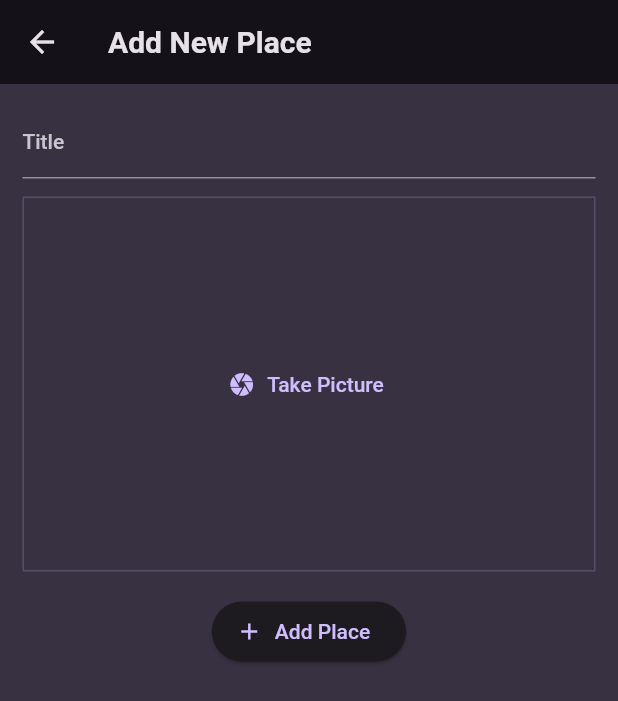
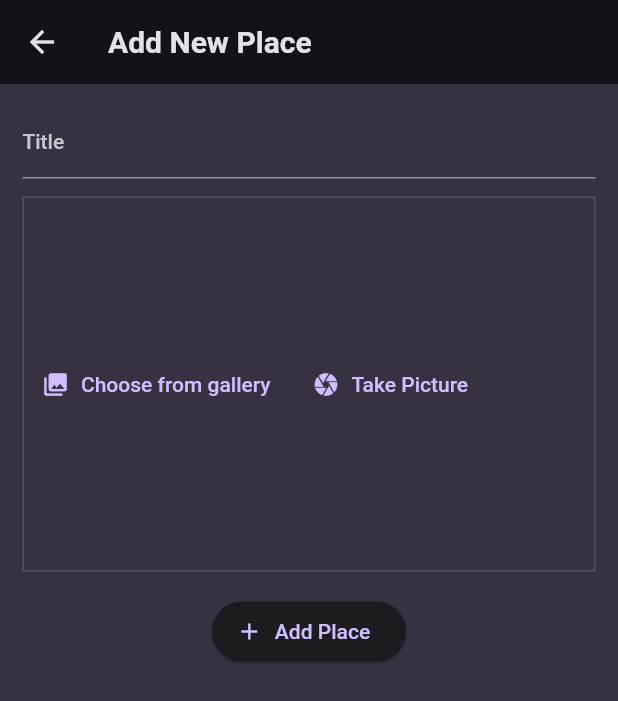
Before and after one commit to raj2893/Favorite-Places, a Flutter app: the AddPlaceScreen screen opened directly, after a tap on "Add Place", on a phone screen of 412 x 824 dp. Shown: the top 701 px of the screen. Run offline on Flutter 3.47's test engine with Material 2 defaults, Android fonts, the phone set to English and light mode, and no system bars; our stand-ins replace flutter_riverpod, google_fonts, image_picker.

Commit message:
Image adding functionality

```diff
--- a/lib/models/place.dart
+++ b/lib/models/place.dart
@@ -1,9 +1,12 @@
+import 'dart:io';
+
 import 'package:uuid/uuid.dart';
 
 const uuid = Uuid();
 
 class Place {
-  Place({required this.title}) : id = uuid.v4();
+  Place({required this.title, required this.image}) : id = uuid.v4();
   final String id;
   final String title;
+  final File image;
 }
--- a/lib/providers/user_places.dart
+++ b/lib/providers/user_places.dart
@@ -1,3 +1,5 @@
+import 'dart:io';
+
 import 'package:flutter_riverpod/flutter_riverpod.dart';
 
 import '../models/place.dart';
@@ -5,8 +7,8 @@ import '../models/place.dart';
 class UserPlacesNotifier extends StateNotifier<List<Place>> {
   UserPlacesNotifier() : super(const []);
 
-  void addPlace(String title) {
-    final newPlace = Place(title: title);
+  void addPlace(String title, File image) {
+    final newPlace = Place(title: title, image: image);
     state = [newPlace, ...state];
   }
 }
--- a/lib/screens/add_place.dart
+++ b/lib/screens/add_place.dart
@@ -1,3 +1,5 @@
+import 'dart:io';
+
 import 'package:favorite_places/widgets/image_input.dart';
 import 'package:flutter/material.dart';
 import 'package:flutter_riverpod/flutter_riverpod.dart';
@@ -12,21 +14,24 @@ class AddPlaceScreen extends ConsumerStatefulWidget {
 }
 
 class _AddPlaceScreenState extends ConsumerState<AddPlaceScreen> {
-  final _titleControlller = TextEditingController();
+  final _titleController = TextEditingController();
+  File? _selectedImage;
 
   void _savePlace() {
-    final enteredTitle = _titleControlller.text;
-    if (enteredTitle.isEmpty) {
+    final enteredTitle = _titleController.text;
+    if (enteredTitle.isEmpty || _selectedImage == null) {
       return;
     }
 
-    ref.read(userPlacesProvider.notifier).addPlace(enteredTitle);
+    ref
+        .read(userPlacesProvider.notifier)
+        .addPlace(enteredTitle, _selectedImage!);
     Navigator.of(context).pop();
   }
 
   @override
   void dispose() {
-    _titleControlller.dispose();
+    _titleController.dispose();
     // TODO: implement dispose
     super.dispose();
   }
@@ -43,14 +48,18 @@ class _AddPlaceScreenState extends ConsumerState<AddPlaceScreen> {
           children: [
             TextField(
               decoration: const InputDecoration(labelText: 'Title'),
-              controller: _titleControlller,
+              controller: _titleController,
               style:
                   TextStyle(color: Theme.of(context).colorScheme.onBackground),
             ),
             const SizedBox(
               height: 12,
             ),
-            ImageInput(),
+            ImageInput(
+              onPickImage: (image) {
+                _selectedImage = image;
+              },
+            ),
             const SizedBox(
               height: 16,
             ),
--- a/lib/screens/places.dart
+++ b/lib/screens/places.dart
@@ -28,7 +28,8 @@ class PlacesScreen extends ConsumerWidget {
           ),
         ],
       ),
-      body: PlacesList(places: userPlaces),
+      body: Padding(
+          padding: EdgeInsets.all(12), child: PlacesList(places: userPlaces)),
     );
   }
 }
--- a/lib/widgets/image_input.dart
+++ b/lib/widgets/image_input.dart
@@ -1,16 +1,68 @@
 import 'package:flutter/material.dart';
+import 'package:image_picker/image_picker.dart';
+import 'dart:io';
 
 class ImageInput extends StatefulWidget {
-  const ImageInput({super.key});
+  const ImageInput({super.key, required this.onPickImage});
+  final void Function(File image) onPickImage;
 
   @override
   State<ImageInput> createState() => _ImageInputState();
 }
 
 class _ImageInputState extends State<ImageInput> {
-  void _takePicture() {}
+  File? _selectedImage;
+  void _takePicture() async {
+    final imagePicker = ImagePicker();
+    final pickImage =
+        await imagePicker.pickImage(source: ImageSource.camera, maxWidth: 600);
+    if (pickImage == null) return;
+    setState(() {
+      _selectedImage = File(pickImage.path);
+    });
+
+    widget.onPickImage(_selectedImage!);
+  }
+
+  void _galleryPicture() async {
+    final imagePicker = ImagePicker();
+    final pickImage =
+        await imagePicker.pickImage(source: ImageSource.gallery, maxWidth: 600);
+    if (pickImage == null) return;
+    setState(() {
+      _selectedImage = File(pickImage.path);
+    });
+
+    widget.onPickImage(_selectedImage!);
+  }
+
   @override
   Widget build(BuildContext context) {
+    Widget content = Row(
+      children: [
+        TextButton.icon(
+          icon: Icon(Icons.collections),
+          label: Text('Choose from gallery'),
+          onPressed: _galleryPicture,
+        ),
+        TextButton.icon(
+          icon: Icon(Icons.camera),
+          label: Text('Take Picture'),
+          onPressed: _takePicture,
+        ),
+      ],
+    );
+    if (_selectedImage != null) {
+      content = GestureDetector(
+        onTap: _takePicture,
+        child: Image.file(
+          _selectedImage!,
+          fit: BoxFit.cover,
+          width: double.infinity,
+          height: double.infinity,
+        ),
+      );
+    }
     return Container(
         height: 250,
         width: double.infinity,
@@ -21,11 +73,6 @@ class _ImageInputState extends State<ImageInput> {
           ),
         ),
         alignment: Alignment.center,
-      child: TextButton.icon(
-        icon: Icon(Icons.camera),
-        label: Text('Take Picture'),
-        onPressed: _takePicture,
-      ),
-    );
+        child: content);
   }
 }
--- a/lib/widgets/places_list.dart
+++ b/lib/widgets/places_list.dart
@@ -23,6 +23,10 @@ class PlacesList extends StatelessWidget {
     return ListView.builder(
       itemCount: places.length,
       itemBuilder: (ctx, index) => ListTile(
+        leading: CircleAvatar(
+          radius: 25,
+          backgroundImage: FileImage(places[index].image),
+        ),
         title: Text(
           places[index].title,
           style: Theme.of(context)
```
Also changed, not shown: lib/screens/place_detail.dart (+13 -11 lines). Lines whose indentation alone changed are shown as unchanged.
